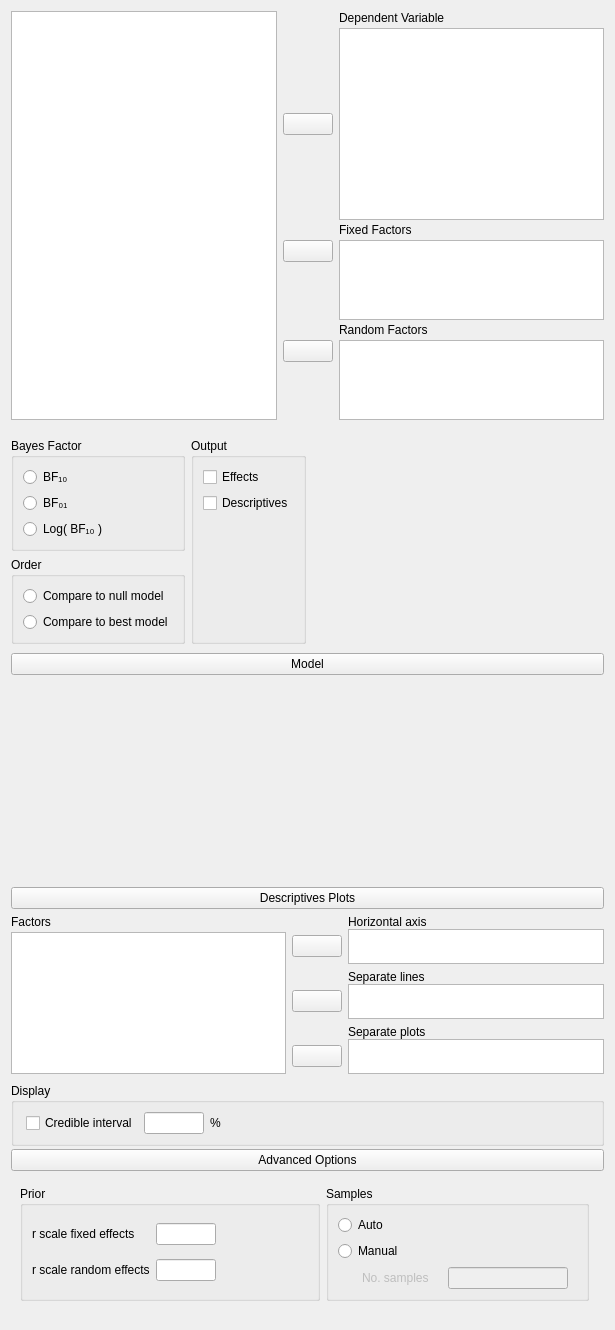
The window that JASP-Desktop/analysisforms/anovabayesianform.ui (jasp-stats/jasp-desktop) describes before a commit, drawn with Qt 5.
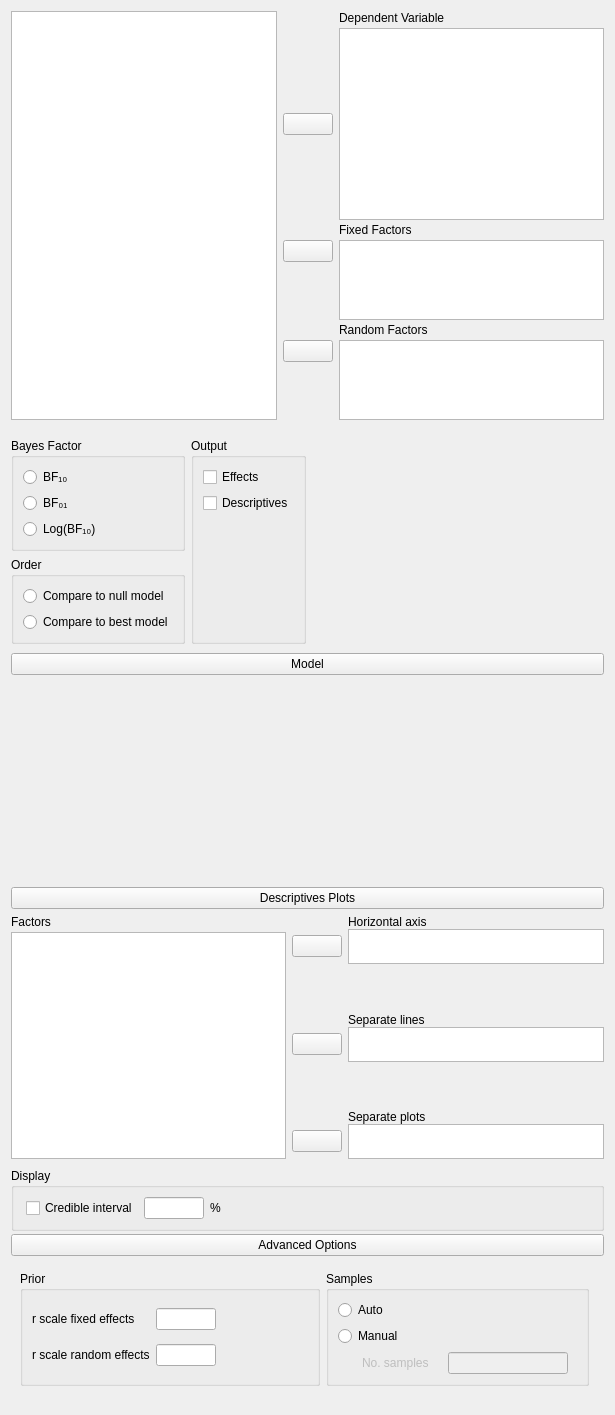
The same window after the commit. Custom widgets are drawn as their Qt base class.

```diff
--- a/JASP-Desktop/analysisforms/anovabayesianform.ui
+++ b/JASP-Desktop/analysisforms/anovabayesianform.ui
@@ -7,7 +7,7 @@
     <x>0</x>
     <y>0</y>
     <width>615</width>
-    <height>1293</height>
+    <height>1415</height>
    </rect>
   </property>
   <property name="windowTitle">
@@ -1087,7 +1087,7 @@
             <item row="2" column="0">
              <widget class="QRadioButton" name="_3">
               <property name="text">
-               <string>Log( BF₁₀ )</string>
+               <string>Log(BF₁₀)</string>
               </property>
              </widget>
             </item>
```
